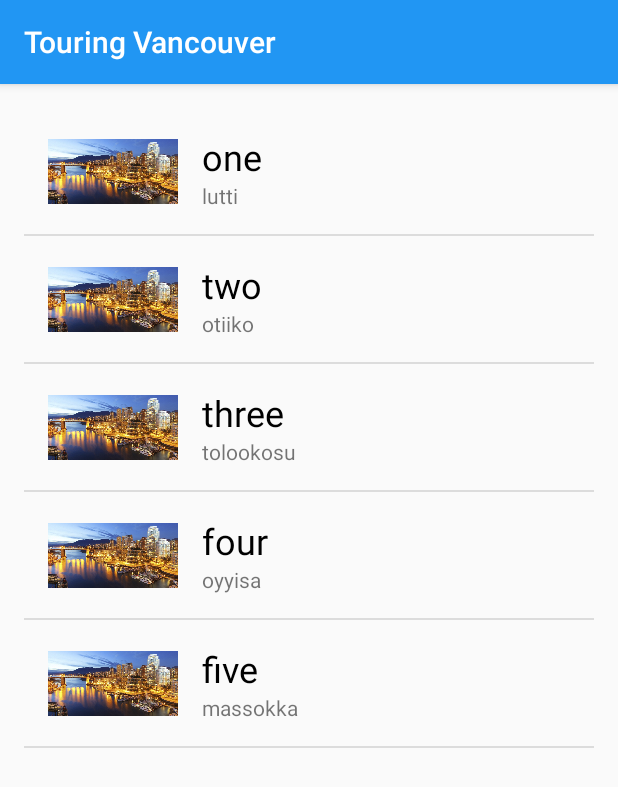
After one commit to LumberZack/Tourism, an Android app: the BeachesActivity screen opened directly, with no data from a screen before it, on a phone screen of 412 x 824 dp. The commit adds this screen. Shown: the top 787 px of the screen. Run offline under Robolectric (Android 15) with nearby library versions, the phone set to English and light mode, and no system bars.

Commit message:
Setup 3 reamaining Pages
Success!

```diff
--- /dev/null
+++ b/TouringVancouver/app/src/main/java/com/example/android/touringvancouver/BeachesActivity.java
@@ -0,0 +1,37 @@
+package com.example.android.touringvancouver;
+
+import android.support.v7.app.AppCompatActivity;
+import android.os.Bundle;
+import android.widget.ListView;
+
+import java.util.ArrayList;
+
+public class BeachesActivity extends AppCompatActivity {
+
+    @Override
+    protected void onCreate(Bundle savedInstanceState) {
+        super.onCreate(savedInstanceState);
+        setContentView(R.layout.activity_category);
+
+        // Create a list of attractions
+        ArrayList<Attraction> attractions = new ArrayList<Attraction>();
+        attractions.add(new Attraction("one", "lutti", R.drawable.van));
+        attractions.add(new Attraction("two", "otiiko", R.drawable.van));
+        attractions.add(new Attraction("three", "tolookosu", R.drawable.van));
+        attractions.add(new Attraction("four", "oyyisa", R.drawable.van));
+        attractions.add(new Attraction("five", "massokka", R.drawable.van));
+
+        // Create an {@link AttractionAdapter}, whose data source is a list of {@link Attraction}s.
+        // The adapter knows how to create list items for each item in the list.
+        AttractionAdapter adapter = new AttractionAdapter(this, attractions);
+
+        // Find the {@link ListView} object in the view hierarchy of the {@link Activity}.
+        // There should be a {@link ListView} with the view ID called list, which is declared in the
+        // category.xml file.
+        ListView listView = (ListView) findViewById(R.id.list);
+
+        // Make the {@link ListView} use the {@link AttractionAdapter} we created above, so that the
+        // {@link ListView} will display list items for each {@link Attraction} in the list.
+        listView.setAdapter(adapter);
+    }
+}
--- a/TouringVancouver/app/src/main/res/values/strings.xml
+++ b/TouringVancouver/app/src/main/res/values/strings.xml
@@ -1,4 +1,8 @@
 <resources>
     <string name="app_name">Touring Vancouver</string>
     <string name="title_activity_category_page">CategoryPage</string>
+    <string name="foodsCategory">Best Food in Town</string>
+    <string name="parksCategory">Beautiful Parks</string>
+    <string name="beachesCategory">Beaches Everywhere</string>
+    <string name="gamesCategory">Entertainment Galore</string>
 </resources>
```
Also changed, not shown: TouringVancouver/app/src/main/AndroidManifest.xml (+6 -2 lines), TouringVancouver/app/src/main/java/com/example/android/touringvancouver/GamesActivity.java (added, +37 -0 lines), TouringVancouver/app/src/main/java/com/example/android/touringvancouver/ParksActivity.java (added, +37 -0 lines), TouringVancouver/app/src/main/res/layout/activity_foods.xml (deleted, +0 -12 lines), TouringVancouver/app/src/main/res/layout/activity_main.xml (+4 -4 lines), TouringVancouver/app/src/main/res/drawable-xhdpi/van.jpg (renamed from TouringVancouver/app/src/main/res/drawable/van.jpg).
